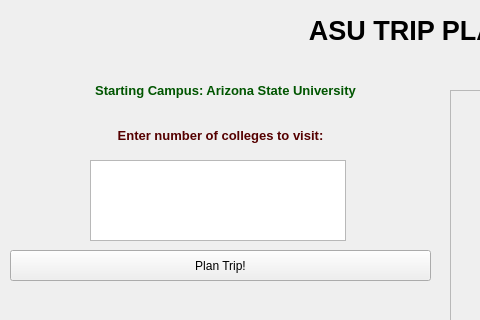
Old version of the form pathasu.ui in the repository Rthiskidw/Project1-CollegeTouring; both pictures show x 0 to 480 and y 0 to 320 of the 887 by 621 pixel window.
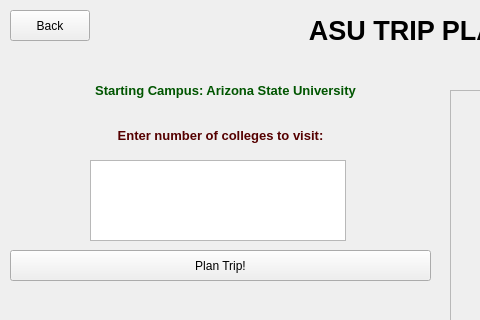
New version of the form.

Commit message: added back buttons

```diff
--- a/pathasu.ui
+++ b/pathasu.ui
@@ -141,6 +141,19 @@
     </property>
    </widget>
   </widget>
+  <widget class="QPushButton" name="backButton">
+   <property name="geometry">
+    <rect>
+     <x>10</x>
+     <y>10</y>
+     <width>80</width>
+     <height>31</height>
+    </rect>
+   </property>
+   <property name="text">
+    <string>Back</string>
+   </property>
+  </widget>
  </widget>
  <resources/>
  <connections/>
```
The commit also changes 13 other files.
